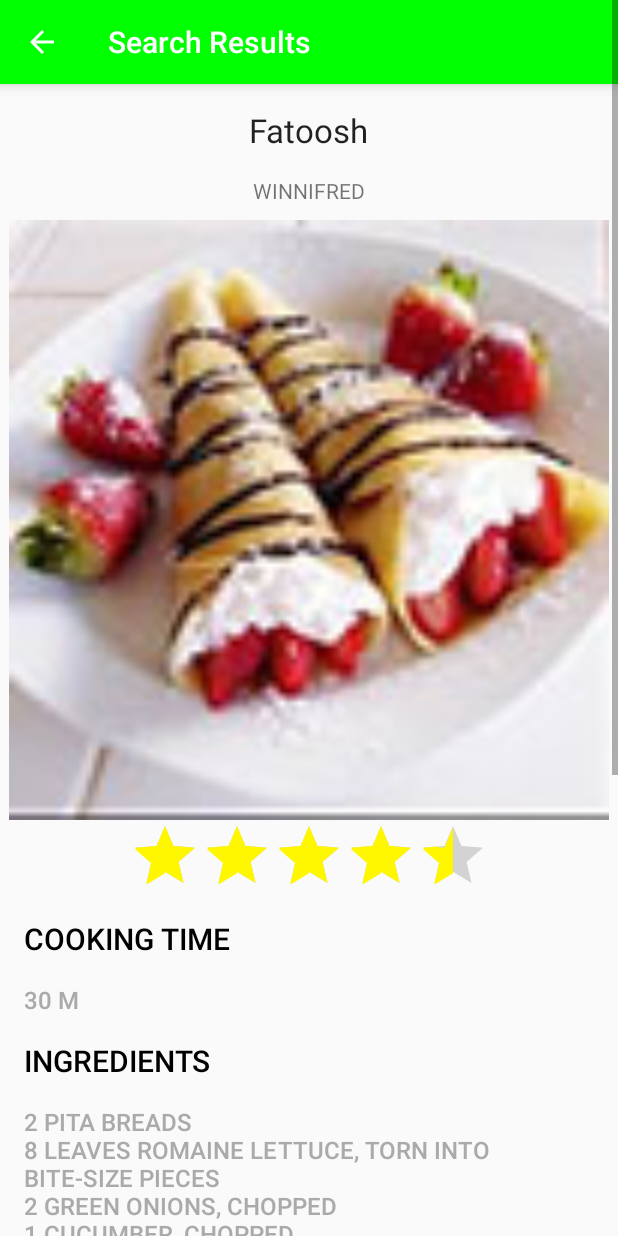
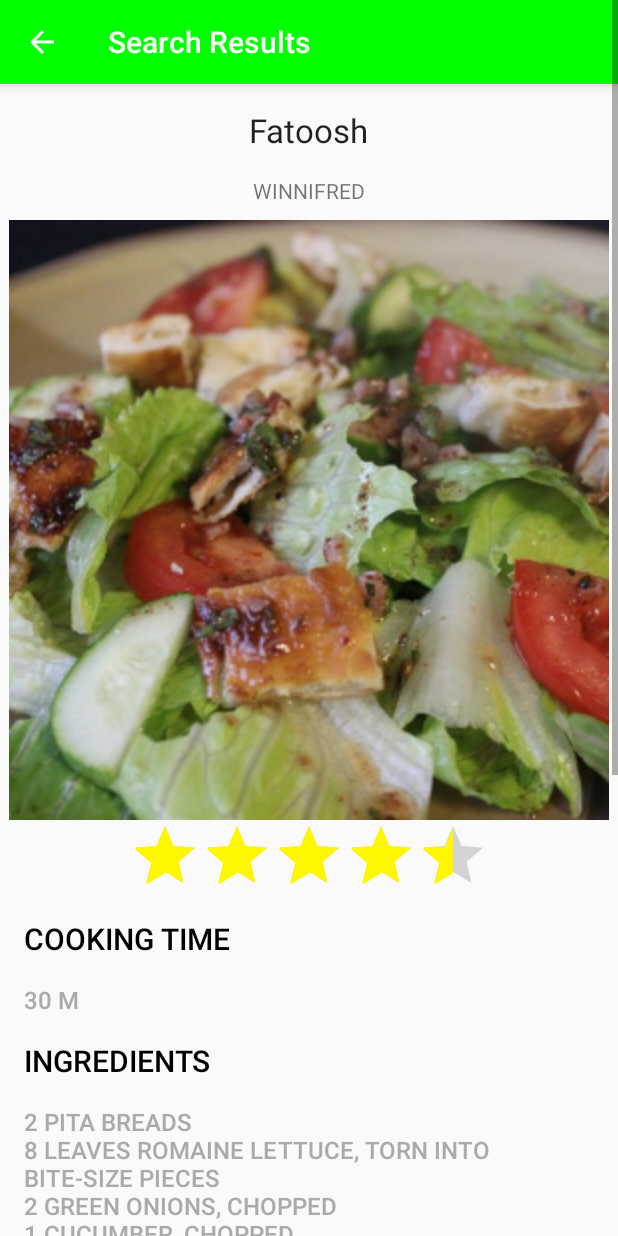
Before and after one commit to joycetsui/SousChef, an Android app: the SearchResults screen opened directly, with no data from a screen before it, after a tap on "Fatoosh", on a phone screen of 412 x 824 dp. Run offline under Robolectric (Android 15) with nearby library versions, the phone set to English and light mode, and no system bars.

Commit message:
Added pictures for demo

```diff
--- a/app/src/main/java/com/workingtitle/makeit/AddIngredientsFragment.java
+++ b/app/src/main/java/com/workingtitle/makeit/AddIngredientsFragment.java
@@ -60,7 +60,6 @@ public class AddIngredientsFragment extends Fragment {
             "tomatoes",
             "lemon",
             "olives"
-
     };
     /************************************************************************************************/
 
--- a/app/src/main/java/com/workingtitle/makeit/RecipeListAdapter.java
+++ b/app/src/main/java/com/workingtitle/makeit/RecipeListAdapter.java
@@ -45,7 +45,7 @@ public class RecipeListAdapter extends ArrayAdapter<Recipe> {
 
         Bitmap image;
 
-        if (position%3 == 0){
+        /*if (position%3 == 0){
             image = BitmapFactory.decodeResource(parent.getResources(), R.drawable.crepes);
         }
         else if (position%3 == 1){
@@ -53,6 +53,21 @@ public class RecipeListAdapter extends ArrayAdapter<Recipe> {
         }
         else{
             image = BitmapFactory.decodeResource(parent.getResources(), R.drawable.grilled_fish_small);
+        }*/
+        if (position == 0) {
+            image = BitmapFactory.decodeResource(parent.getResources(), R.drawable.fatoosh);
+        }
+        else if (position ==1){
+            image = BitmapFactory.decodeResource(parent.getResources(), R.drawable.caesar_salad);
+        }
+        else if (position == 2){
+            image = BitmapFactory.decodeResource(parent.getResources(), R.drawable.strawberry_romaine_salad);
+        }
+        else if (position == 3){
+            image = BitmapFactory.decodeResource(parent.getResources(), R.drawable.garden_salad);
+        }
+        else {
+            image = BitmapFactory.decodeResource(parent.getResources(), R.drawable.salad_small);
         }
 
         imageView.setImageBitmap(image);
--- a/app/src/main/java/com/workingtitle/makeit/SearchResults.java
+++ b/app/src/main/java/com/workingtitle/makeit/SearchResults.java
@@ -52,7 +52,7 @@ public class SearchResults extends AppCompatActivity {
 
         /******************************** Hard Coded Recipe ************************************/
         ArrayList<Recipe> recipeList= new ArrayList<Recipe>();
-        String[]recipeNames = {"Fatoosh", "Caesar Salad", "Green Salad", "Garden Salad", "Greek Salad", "Quinoa and Lettuce"};
+        String[]recipeNames = {"Fatoosh", "Caesar Salad Supreme", "Strawberry Romaine Salad", "Garden Salad", "Greek Salad", "Quinoa and Lettuce"};
 
         Random random = new Random();
 
--- a/app/src/main/res/layout/activity_display_recipe.xml
+++ b/app/src/main/res/layout/activity_display_recipe.xml
@@ -56,7 +56,7 @@
         android:layout_marginTop="10dip"
         android:layout_below="@id/authorName"
         android:layout_centerHorizontal="true"
-        android:src="@drawable/crepes" />
+        android:src="@drawable/fatoosh" />
 
     <RatingBar
         android:id="@+id/recipe_rating"
```
Also changed, not shown: app/src/main/res/drawable-xxhdpi/caesar_salad.jpg (added), app/src/main/res/drawable-xxhdpi/fatoosh.jpg (added), app/src/main/res/drawable-xxhdpi/garden_salad.jpg (added), app/src/main/res/drawable-xxhdpi/strawberry_romaine_salad.jpg (added).
